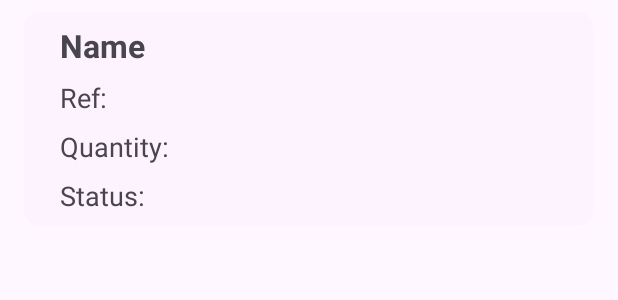
After one commit to zebaxthi/STL-APP, an Android app: the layout fragment_loan.xml on its own in the app's theme, with its tools: preview values and no code run, on a phone screen of 412 x 824 dp. The commit adds this screen. Shown: the top 300 px of the screen. Run offline under Robolectric (Android 15) with nearby library versions, the phone set to English and light mode, and no system bars.

Commit message:
LoanFragment

```diff
--- /dev/null
+++ b/app/src/main/res/layout/fragment_loan.xml
@@ -0,0 +1,74 @@
+<?xml version="1.0" encoding="utf-8"?>
+<FrameLayout xmlns:android="http://schemas.android.com/apk/res/android"
+    xmlns:app="http://schemas.android.com/apk/res-auto"
+    xmlns:tools="http://schemas.android.com/tools"
+    android:layout_width="match_parent"
+    android:layout_height="match_parent"
+    tools:context=".LoanFragment">
+
+    <?xml version="1.0" encoding="utf-8"?>
+
+    <androidx.cardview.widget.CardView
+        android:layout_marginHorizontal="16dp"
+        android:layout_marginVertical="8dp"
+        android:layout_width="match_parent"
+        android:layout_height="wrap_content"
+        app:cardCornerRadius="10dp">
+
+        <androidx.constraintlayout.widget.ConstraintLayout
+            android:layout_width="match_parent"
+            android:layout_height="match_parent"
+            android:background="#FDF3FF">
+
+            <TextView
+                android:id="@+id/tvNameArticle"
+                android:layout_width="wrap_content"
+                android:layout_height="wrap_content"
+                android:layout_marginStart="24dp"
+                android:layout_marginTop="8dp"
+                android:textSize="21sp"
+                android:textStyle="bold"
+                app:layout_constraintStart_toStartOf="parent"
+                app:layout_constraintTop_toTopOf="parent"
+                tools:text="Name" />
+
+            <TextView
+                android:id="@+id/tvNameRef"
+                android:layout_width="wrap_content"
+                android:layout_height="wrap_content"
+                android:layout_marginStart="24dp"
+                android:layout_marginTop="8dp"
+                android:textSize="18sp"
+                app:layout_constraintStart_toStartOf="parent"
+                app:layout_constraintTop_toBottomOf="@+id/tvNameArticle"
+                tools:text="Ref: " />
+
+            <TextView
+                android:id="@+id/tvNameQuantity"
+                android:layout_width="wrap_content"
+                android:layout_height="wrap_content"
+                android:layout_marginStart="24dp"
+                android:layout_marginTop="8dp"
+                android:textSize="18sp"
+                app:layout_constraintStart_toStartOf="parent"
+                app:layout_constraintTop_toBottomOf="@+id/tvNameRef"
+                tools:text="Quantity: " />
+
+            <TextView
+                android:id="@+id/tvNameStatus"
+                android:layout_width="wrap_content"
+                android:layout_height="wrap_content"
+                android:layout_marginStart="24dp"
+                android:layout_marginTop="8dp"
+                android:paddingBottom="8dp"
+                android:textSize="18sp"
+                app:layout_constraintStart_toStartOf="parent"
+                app:layout_constraintTop_toBottomOf="@+id/tvNameQuantity"
+                tools:text="Status: " />
+
+
+        </androidx.constraintlayout.widget.ConstraintLayout>
+
+    </androidx.cardview.widget.CardView>
+
+</FrameLayout>
--- a/app/src/main/res/values/strings.xml
+++ b/app/src/main/res/values/strings.xml
@@ -43,4 +43,6 @@
         libero vel nunc consequat, quis tincidunt nisl eleifend. Cras bibendum enim a justo luctus
         vestibulum. Fusce dictum libero quis erat maximus, vitae volutpat diam dignissim.
     </string>
+    <!-- TODO: Remove or change this placeholder text -->
+    <string name="hello_blank_fragment">Hello blank fragment</string>
 </resources>
```
Also changed, not shown: app/src/main/java/com/uco/stlapp/FirstFragment.kt (deleted, +0 -44 lines), app/src/main/java/com/uco/stlapp/LoanFragment.kt (added, +59 -0 lines), app/src/main/java/com/uco/stlapp/MainActivity.kt (+0 -24 lines), app/src/main/java/com/uco/stlapp/SecondFragment.kt (deleted, +0 -44 lines), app/src/main/res/layout/content_main.xml (deleted, +0 -19 lines), app/src/main/res/layout/fragment_first.xml (deleted, +0 -35 lines), app/src/main/res/layout/fragment_second.xml (deleted, +0 -35 lines), app/src/main/res/menu/menu_main.xml (deleted, +0 -10 lines), app/src/main/res/navigation/nav_graph.xml (deleted, +0 -28 lines).
